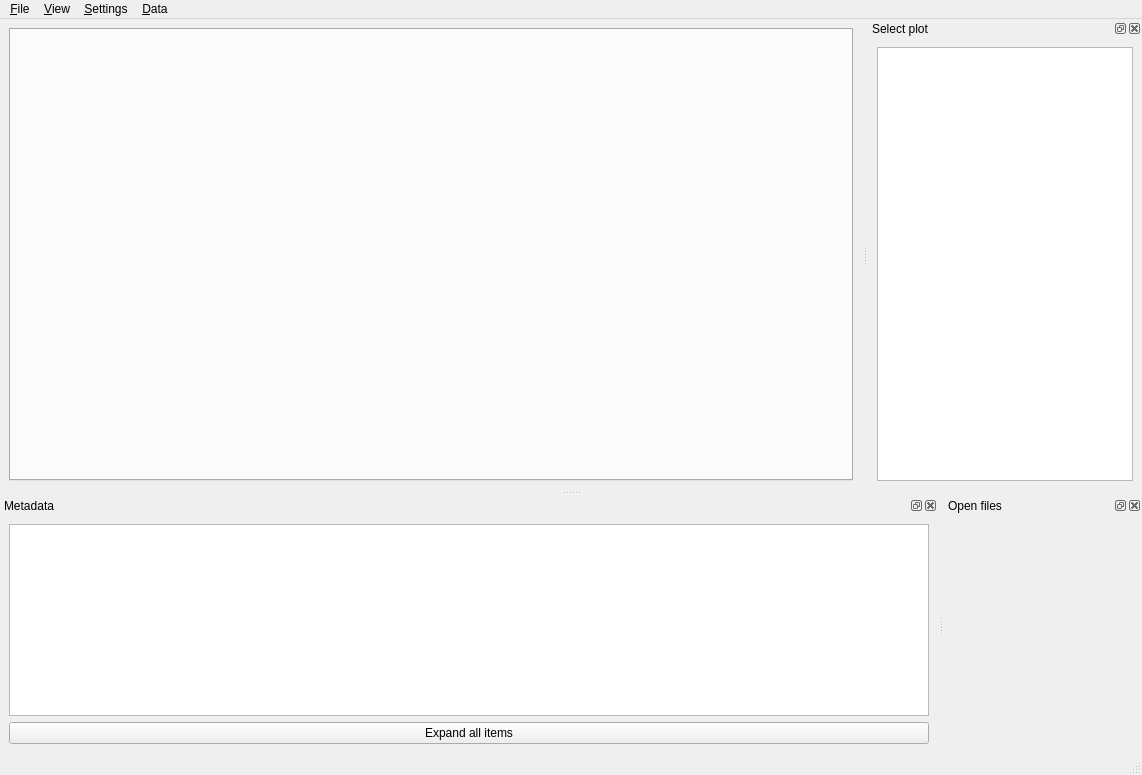
Before: the Qt Designer form flent/ui/mainwindow.ui in tohojo/flent, drawn with Qt 5.
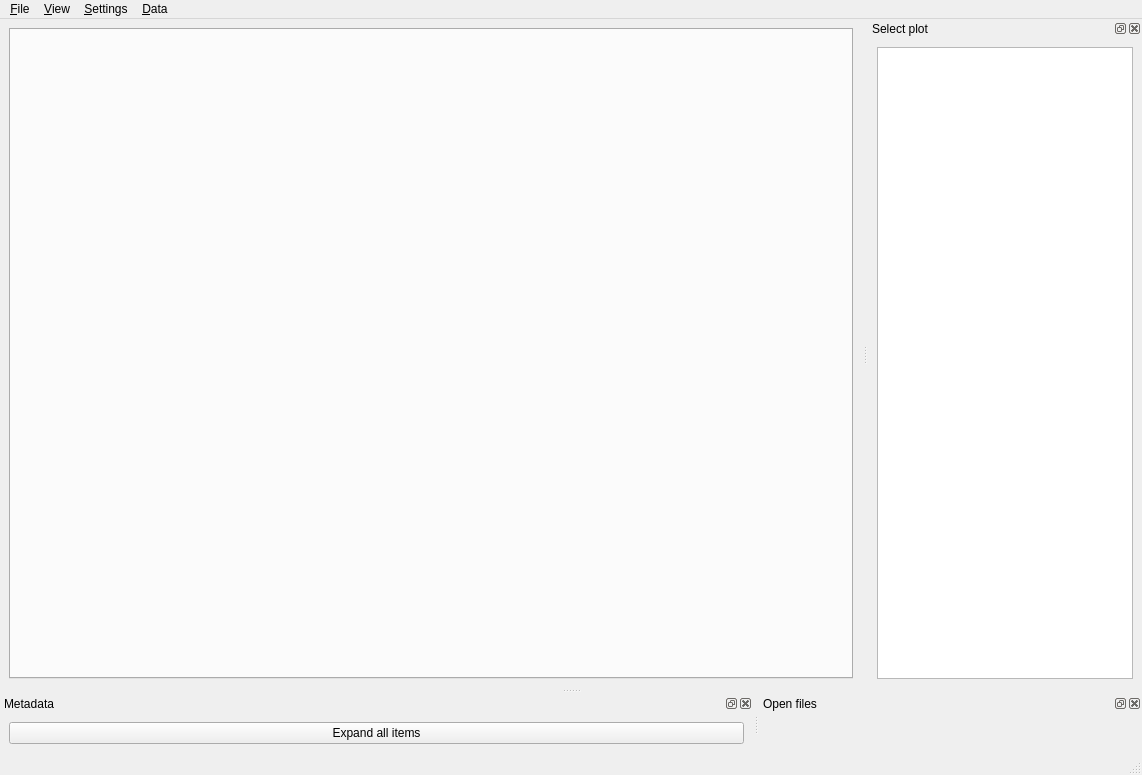
After: the same form once the commit is applied.

Commit message:
GUI: Add option to pin expanded metadata items.
Right-clicking a metadata item now gives the option to pin it open,
meaning that the same entry will be expanded every time a new resultset
is opened or tab is switched.

```diff
--- a/flent/ui/mainwindow.ui
+++ b/flent/ui/mainwindow.ui
@@ -140,20 +140,7 @@
     <number>8</number>
    </attribute>
    <widget class="QWidget" name="dockWidgetContents_3">
-    <layout class="QVBoxLayout" name="verticalLayout_2">
-     <item>
-      <widget class="QTreeView" name="metadataView">
-       <property name="mouseTracking">
-        <bool>true</bool>
-       </property>
-       <property name="editTriggers">
-        <set>QAbstractItemView::NoEditTriggers</set>
-       </property>
-       <property name="alternatingRowColors">
-        <bool>true</bool>
-       </property>
-      </widget>
-     </item>
+    <layout class="QVBoxLayout" name="metadataLayout">
      <item>
       <widget class="QPushButton" name="expandButton">
        <property name="text">
```
Left out of the diff: 16 changed lines with no effect on the pictures. The commit also changes 1 other file.
